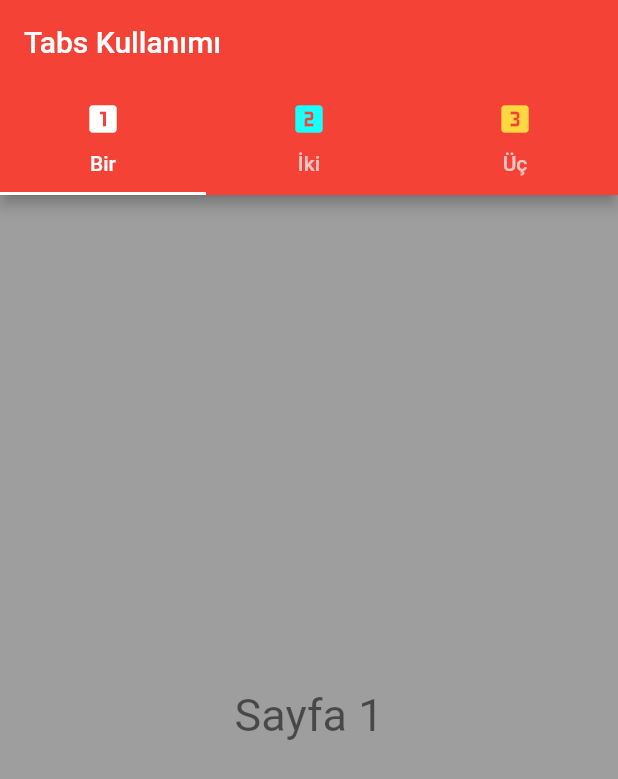
After one commit to ahmtcylnn/flutter_begin, a Flutter app: the screen it shows after launch, on a phone screen of 412 x 824 dp. The commit adds this screen. Shown: the top 779 px of the screen. Run offline on Flutter 3.47's test engine with Material 2 defaults, Android fonts, the phone set to English and light mode, and no system bars.

Commit message:
Using Tabs Page

```diff
--- /dev/null
+++ b/lib/TabsKullanimi/Sayfa1.dart
@@ -0,0 +1,20 @@
+import 'package:flutter/material.dart';
+
+class Sayfa1 extends StatefulWidget {
+  const Sayfa1({super.key});
+
+  @override
+  State<Sayfa1> createState() => _Sayfa1State();
+}
+
+class _Sayfa1State extends State<Sayfa1> {
+  @override
+  Widget build(BuildContext context) {
+    return const Center(
+      child: Text(
+        "Sayfa 1",
+        style: TextStyle(color: Colors.black54, fontSize: 30),
+      ),
+    );
+  }
+}
--- /dev/null
+++ b/lib/TabsKullanimi/main3.dart
@@ -0,0 +1,56 @@
+import 'package:flutter/material.dart';
+import 'package:flutter_begin/TabsKullanimi/Sayfa1.dart';
+import 'package:flutter_begin/TabsKullanimi/Sayfa2.dart';
+import 'package:flutter_begin/TabsKullanimi/Sayfa3.dart';
+
+class main3 extends StatefulWidget {
+  const main3({super.key});
+
+  @override
+  State<main3> createState() => _main3State();
+}
+
+class _main3State extends State<main3> {
+  @override
+  Widget build(BuildContext context) {
+    return DefaultTabController(
+      length: 3,
+      child: Scaffold(
+          appBar: AppBar(
+            title: const Text("Tabs Kullanımı"),
+            bottom: const TabBar(
+              tabs: [
+                Tab(
+                  text: "Bir",
+                  icon: Icon(
+                    Icons.looks_one,
+                    color: Colors.white,
+                  ),
+                ),
+                Tab(
+                  text: "İki",
+                  icon: Icon(
+                    Icons.looks_two,
+                    color: Colors.cyanAccent,
+                  ),
+                ),
+                Tab(
+                  text: "Üç",
+                  icon: Icon(
+                    Icons.looks_3,
+                    color: Colors.amberAccent,
+                  ),
+                )
+              ],
+            ),
+          ),
+          body: const TabBarView(
+            children: [
+              Sayfa1(),
+              Sayfa2(),
+              Sayfa3(),
+            ],
+          )),
+    );
+  }
+}
--- a/lib/main.dart
+++ b/lib/main.dart
@@ -1,5 +1,5 @@
 import 'package:flutter/material.dart';
-import 'package:flutter_begin/DetayliGridView/main2.dart';
+import 'package:flutter_begin/TabsKullanimi/main3.dart';
 
 void main() {
   runApp(const MyApp());
@@ -15,9 +15,9 @@ class MyApp extends StatelessWidget {
       debugShowCheckedModeBanner: false,
       theme: ThemeData(
         primarySwatch: Colors.red,
-        scaffoldBackgroundColor: Colors.black,
+        scaffoldBackgroundColor: Colors.grey,
       ),
-      home: const main2(),
+      home: const main3(),
     );
   }
 }
```
Also changed, not shown: lib/TabsKullanimi/Sayfa2.dart (added, +23 -0 lines), lib/TabsKullanimi/Sayfa3.dart (added, +23 -0 lines).
